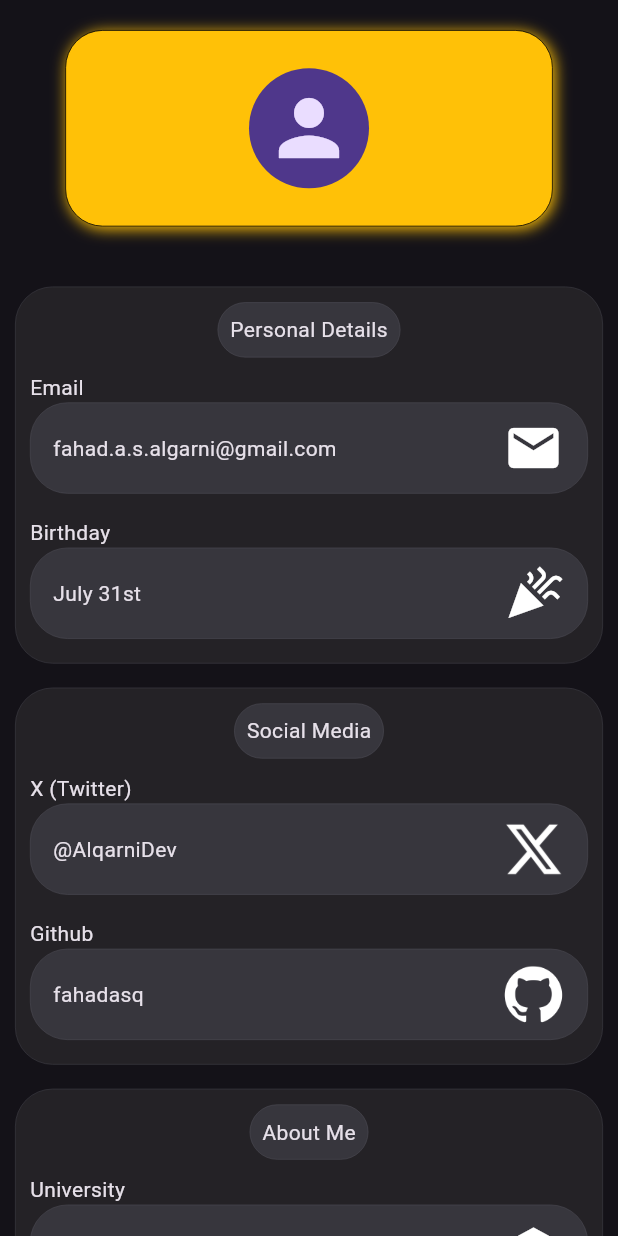
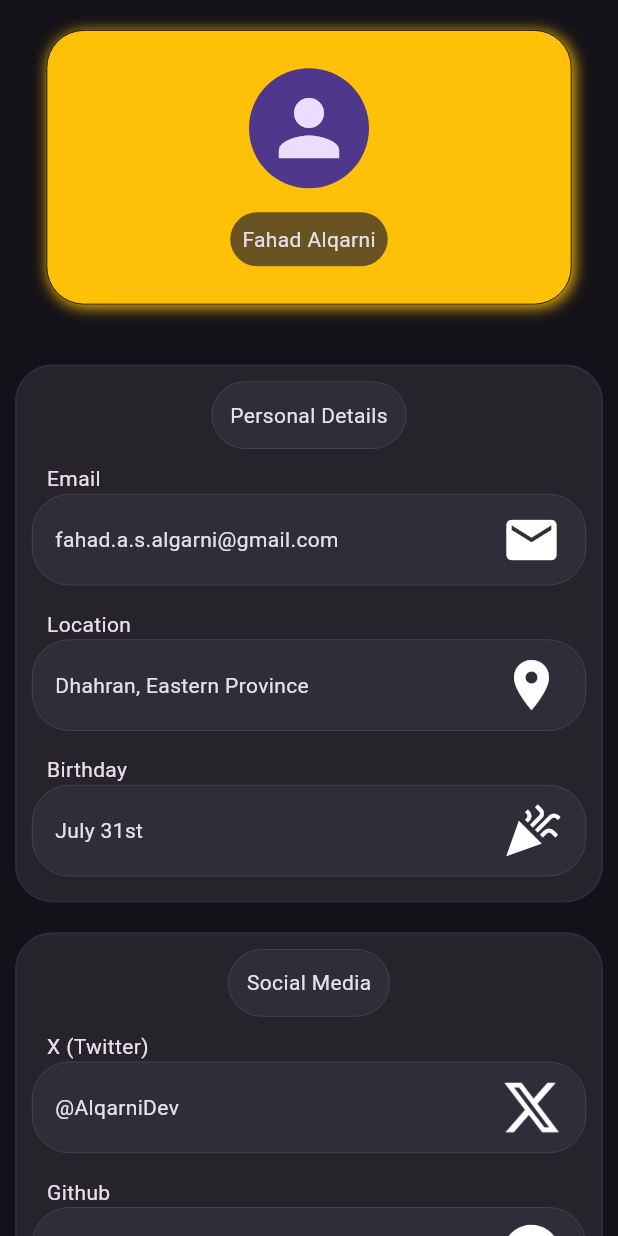
Before and after one commit to Programming-Club-IAU/Level-3.1, a Flutter app: the screen it shows after launch, on a phone screen of 412 x 824 dp. Run offline on Flutter 3.47's test engine with Material 3 defaults, Android fonts, the phone set to English and light mode, and no system bars.

Commit message:
Refactored colors and other stuff

```diff
--- /dev/null
+++ b/lib/default_colors.dart
@@ -0,0 +1,12 @@
+import 'package:flutter/material.dart';
+
+class DefaultColors {
+  static const Color fieldColor = Color.fromARGB(255, 47, 45, 56);
+  static const Color fieldOutlineColor = Color.fromARGB(255, 75, 74, 83);
+
+  static const Color blockColor = Color.fromARGB(255, 39, 35, 43);
+
+  // This is done for convenience's sake, I find that matching the blocks outline with the field color gives a nice look
+  // so this is just a way for me to avoid having to reset both the block outline and the field color each time I change it
+  static const Color blockOutlineColor = fieldColor;
+}
--- a/lib/main.dart
+++ b/lib/main.dart
@@ -11,9 +11,9 @@ class MainApp extends StatelessWidget {
   @override
   Widget build(BuildContext context) {
     return MaterialApp(
+      debugShowCheckedModeBanner: false,
       theme: ThemeData.dark(),
       home: const ProfilePage(),
-      title: "Fahad's Profile",
     );
   }
 }
--- a/lib/screens/profile_page.dart
+++ b/lib/screens/profile_page.dart
@@ -4,7 +4,12 @@ import '../widgets/profile_card.dart';
 import '../widgets/description_block.dart';
 
 class ProfilePage extends StatelessWidget {
-  const ProfilePage({super.key});
+  const ProfilePage({
+    super.key,
+    this.blockPadding = 20,
+  });
+
+  final double blockPadding;
 
   @override
   Widget build(BuildContext context) {
@@ -12,22 +17,30 @@ class ProfilePage extends StatelessWidget {
       body: Center(
         child: ListView(
           physics: const BouncingScrollPhysics(),
-          children: const [
-            UnconstrainedBox(
+          // All the items in the list are wrapped with a Padding widget to create space between the items
+          children: [
+            // Wrapped padding with UnconstrainedBox widget because of flutter weirdness wrt ListViews
+            const UnconstrainedBox(
               child: Padding(
                 padding: EdgeInsets.only(top: 20, bottom: 40),
-                child: ProfileCard(),
+                child: ProfileCard(name: "Fahad Alqarni"),
               ),
             ),
+
             Padding(
-              padding: EdgeInsets.only(bottom: 16),
-              child: DescriptionBlock(
+              padding: EdgeInsets.only(bottom: blockPadding),
+              child: const DescriptionBlock(
                 label: "Personal Details",
                 descriptions: [
                   DescriptionField(
                     label: "Email",
                     content: "fahad.a.s.algarni@gmail.com",
                     icon: Icons.email,
+                  ),
+                  DescriptionField(
+                    label: "Location",
+                    content: "Dhahran, Eastern Province",
+                    icon: Icons.location_on,
                   ),
                   DescriptionField(
                     label: "Birthday",
@@ -37,9 +50,10 @@ class ProfilePage extends StatelessWidget {
                 ],
               ),
             ),
+
             Padding(
-              padding: EdgeInsets.only(bottom: 16),
-              child: DescriptionBlock(
+              padding: EdgeInsets.only(bottom: blockPadding),
+              child: const DescriptionBlock(
                 label: "Social Media",
                 descriptions: [
                   DescriptionField(
@@ -62,9 +76,10 @@ class ProfilePage extends StatelessWidget {
                 ],
               ),
             ),
+
             Padding(
-              padding: EdgeInsets.only(bottom: 16),
-              child: DescriptionBlock(
+              padding: EdgeInsets.only(bottom: blockPadding),
+              child: const DescriptionBlock(
                 label: "About Me",
                 descriptions: [
                   DescriptionField(
@@ -76,7 +91,7 @@ class ProfilePage extends StatelessWidget {
                     label: "Hobby",
                     content: "Gaming",
                     icon: Icons.videogame_asset,
-                  )
+                  ),
                 ],
               ),
             )
--- a/lib/widgets/description_block.dart
+++ b/lib/widgets/description_block.dart
@@ -1,33 +1,49 @@
 import 'package:flutter/material.dart';
 import 'description_field.dart';
+import '../default_colors.dart';
 
 class DescriptionBlock extends StatelessWidget {
   const DescriptionBlock({
     super.key,
     required this.label,
     required this.descriptions,
+    this.blockColor = DefaultColors.blockColor,
+    this.outlineColor = DefaultColors.blockOutlineColor,
+    this.labelFieldColor = DefaultColors.fieldColor,
+    this.labelFieldOutlineColor = DefaultColors.fieldOutlineColor,
+    this.fieldPadding = 16,
   });
 
   final String label;
   final List<DescriptionField> descriptions;
+  final Color blockColor;
+  final Color outlineColor;
+  final Color labelFieldColor;
+  final Color labelFieldOutlineColor;
+  final double fieldPadding;
 
+  // Literally returns a "block" of description fields, with a label ontop and the column of description fields below it
   @override
   Widget build(BuildContext context) {
-    // Initialize the list of widgets to be displayed with a text widget containing the label
+    // Initialize the list of widgets to be displayed with a container widget for the block label
     final List<Widget> displayWidgets = [
       Container(
+        // Vertical margin to leave space between the blocks top border, and the list items below
         margin: const EdgeInsetsDirectional.symmetric(vertical: 10),
-        padding: const EdgeInsets.all(8),
+        // Some internal padding
+        padding: const EdgeInsets.all(12),
+        // A sorta text bubble for the label
         decoration: BoxDecoration(
+          color: labelFieldColor,
           border: Border.all(
-            width: 0.4,
-            color: const Color.fromARGB(255, 75, 74, 83),
+            width: 0.5,
+            color: labelFieldOutlineColor,
           ),
-          color: const Color.fromARGB(255, 55, 54, 61),
           borderRadius: const BorderRadius.all(
             Radius.circular(25),
           ),
         ),
+        // And the text itself
         child: Text(
           label,
         ),
@@ -38,29 +54,30 @@ class DescriptionBlock extends StatelessWidget {
     for (int i = 0; i < descriptions.length; i++) {
       // Create the padding widget, with the description field as its child
       Widget widget = Padding(
-        padding: const EdgeInsets.only(bottom: 16),
+        padding: EdgeInsets.only(bottom: fieldPadding),
         child: descriptions[i],
       );
       // Then add it to display list
       displayWidgets.add(widget);
     }
 
-    return UnconstrainedBox(
-      child: Container(
-        width: MediaQuery.of(context).size.width - 20,
+    return Container(
+      // Horizontal Margin
+      margin: const EdgeInsetsDirectional.symmetric(horizontal: 10),
+      // The actual "Block" itself
       decoration: BoxDecoration(
-          color: const Color.fromARGB(255, 36, 34, 38),
+        color: blockColor,
         borderRadius: const BorderRadius.all(Radius.circular(25)),
         border: Border.all(
-            width: 0.5,
-            color: const Color.fromARGB(255, 55, 54, 61),
+          width: 1.25,
+          color: outlineColor,
         ),
       ),
+
       child: Column(
         mainAxisSize: MainAxisSize.min,
         children: displayWidgets,
       ),
-      ),
     );
   }
 }
--- a/lib/widgets/description_field.dart
+++ b/lib/widgets/description_field.dart
@@ -1,21 +1,24 @@
 import 'package:flutter/material.dart';
+import '../default_colors.dart';
 
 class DescriptionField extends StatelessWidget {
   const DescriptionField(
       {super.key,
       required this.label,
       required this.content,
-      this.borderColor = const Color.fromARGB(255, 75, 74, 83),
-      this.borderEnabled = true,
+      this.fieldColor = DefaultColors.fieldColor,
+      this.outlineColor = DefaultColors.fieldOutlineColor,
       this.icon,
+      this.iconColor,
       this.image});
 
   final String label;
   final String content;
-  final Color borderColor;
-  final bool borderEnabled;
-  // If icon is non-null, image will be null
+  final Color fieldColor;
+  final Color outlineColor;
+  // If icon is non-null, image will be discarded
   final IconData? icon;
+  final Color? iconColor;
   final Image? image;
 
   @override
@@ -24,66 +27,79 @@ class DescriptionField extends StatelessWidget {
     final Widget? visualWidget;
 
     if (icon != null) {
-      visualWidget = Icon(icon!, size: 40);
+      visualWidget = Icon(
+        icon!,
+        size: 40,
+        color: iconColor,
+      );
     } else if (image != null) {
       visualWidget = image;
     } else {
       visualWidget = null;
     }
 
-    // A column containing the label ontop, and the content block below it
+    // A column containing the label ontop, and the description field below it
     return Column(
-      mainAxisAlignment: MainAxisAlignment.center,
+      mainAxisSize: MainAxisSize.min,
       children: [
-        // The Label SizedBox
-        SizedBox(
-          // 40 pixel wide margin
-          width: MediaQuery.of(context).size.width - 40,
+        // ================= The Label =================
+        Container(
+          // Text left to right + horizontal margin
+          alignment: Alignment.centerLeft,
+          margin: const EdgeInsetsDirectional.symmetric(horizontal: 20),
           // The Label Text
           child: Text(
             label,
-            textAlign: TextAlign.left,
             style: const TextStyle(fontSize: 14),
           ),
         ),
-        // The Content Container
+
+        // ======== The Description field ========
+        // A container that has a Stack widget as it's child
+        // The stack contains the text description, and the visual widget
         Container(
-          width: MediaQuery.of(context).size.width - 40,
+          // Horizontal margin + internal padding
+          margin: const EdgeInsetsDirectional.symmetric(horizontal: 10),
           padding: const EdgeInsets.all(10),
           // The actual field decoration
           decoration: BoxDecoration(
-            color: const Color.fromARGB(255, 55, 54, 61),
+            // Set the color
+            color: fieldColor,
+            // Give it a rounded rectangle look
             shape: BoxShape.rectangle,
             borderRadius: const BorderRadius.all(Radius.circular(25.0)),
+            // Give it a thin, colored border
             border: Border.all(
-              color: borderColor,
-              style: (borderEnabled) ? BorderStyle.solid : BorderStyle.none,
-              width: 0.4,
+              color: outlineColor,
+              style: BorderStyle.solid,
+              width: 0.5,
             ),
           ),
-          // "Content" stack, for text and icon
+          // Description stack, for text and visual
           child: Stack(
             // Default alignment on center-left
-            alignment: AlignmentDirectional.centerStart,
+            alignment: Alignment.centerLeft,
             children: [
-              // The content text
+              // ========= Description Text =========
               Container(
-                margin: const EdgeInsets.only(
-                  right:
-                      60, // Expand margin on right side to leave space for the icon
+                margin: EdgeInsets.only(
+                  // If visual widget is non-null, expand margin on right side to leave space for the widget
+                  right: (visualWidget != null) ? 60 : 5,
                   left: 5,
                 ),
-                child: Text(content,
-                    style: const TextStyle(
-                      fontSize: 14,
-                    )),
+                child: Text(
+                  content,
+                  style: const TextStyle(
+                    fontSize: 14,
+                  ),
+                ),
               ),
-              // The content icon
+              // ========= Description Visual =========
               Container(
                 // aligned on right side
                 alignment: const Alignment(1, 0),
                 padding: const EdgeInsets.only(right: 6),
-                // child null if there is no icon set
+                // visualWidget is null if there's no visual set
                 child: visualWidget,
               ),
             ],
--- a/lib/widgets/profile_card.dart
+++ b/lib/widgets/profile_card.dart
@@ -1,32 +1,60 @@
 import 'package:flutter/material.dart';
 
 class ProfileCard extends StatelessWidget {
-  const ProfileCard({super.key});
+  const ProfileCard({
+    super.key,
+    required this.name,
+    this.cardColor = Colors.amber,
+    this.image,
+  });
+
+  final String name;
+  final Color cardColor;
+  final Image? image;
 
   @override
   Widget build(BuildContext context) {
     return Container(
-      width: 325,
+      width: 350,
       padding: const EdgeInsets.all(25),
       decoration: BoxDecoration(
-          color: Colors.amber,
+        color: cardColor,
+        // ===== Round Rectangle Look =====
         shape: BoxShape.rectangle,
         borderRadius: const BorderRadius.all(Radius.circular(25)),
+        // ===== Border and Shadow ======
         border: Border.all(width: 0.5),
-          boxShadow: const [
+        boxShadow: [
           BoxShadow(
-              color: Colors.amber,
+            // Give shadow same color as card to get bloom-like effect
+            color: cardColor,
             blurRadius: 8,
-              offset: Offset(1.5, 1.5),
+            offset: const Offset(1.5, 1.5),
           ),
-          ]),
-      child: const CircleAvatar(
+        ],
+      ),
+      child: Column(
+        mainAxisSize: MainAxisSize.min,
+        children: [
+          const CircleAvatar(
             radius: 40,
             child: Icon(
               Icons.person,
               size: 60,
             ),
           ),
+          Container(
+            margin: const EdgeInsetsDirectional.only(top: 16),
+            padding: const EdgeInsets.all(8),
+            decoration: const BoxDecoration(
+              shape: BoxShape.rectangle,
+              borderRadius: BorderRadius.all(Radius.circular(25)),
+              color: Color.fromARGB(178, 41, 36, 47),
+            ),
+            child: Text(name),
+          ),
+        ],
+      ),
     );
   }
 }
```
Lines whose indentation alone changed are shown as unchanged.
